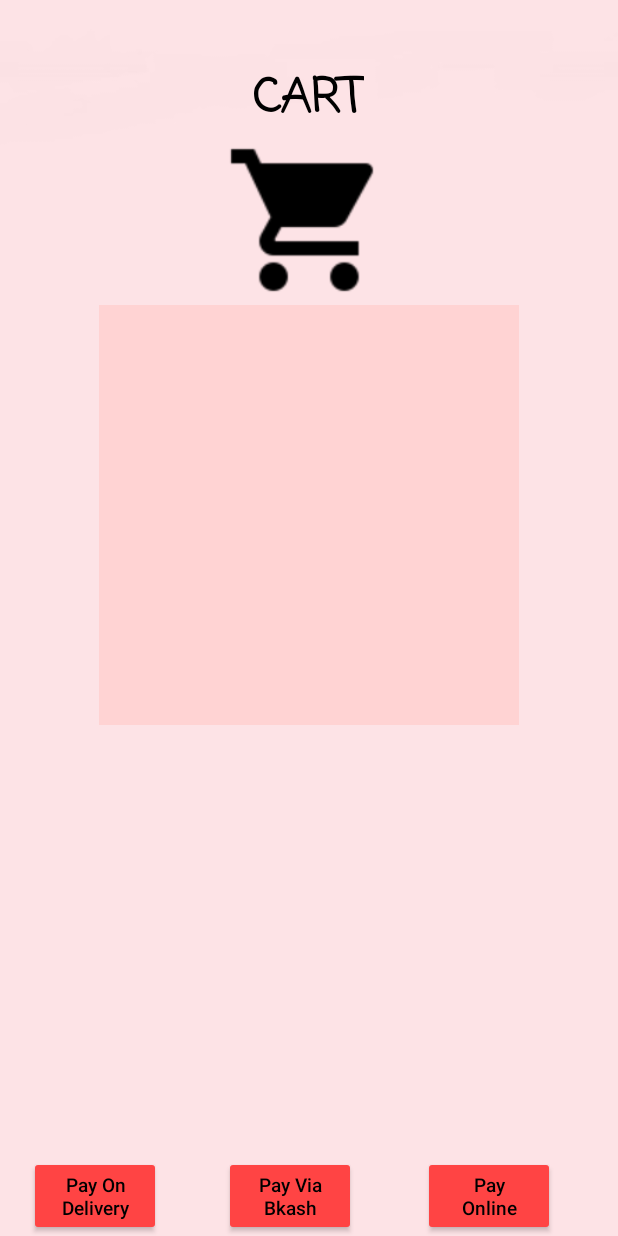
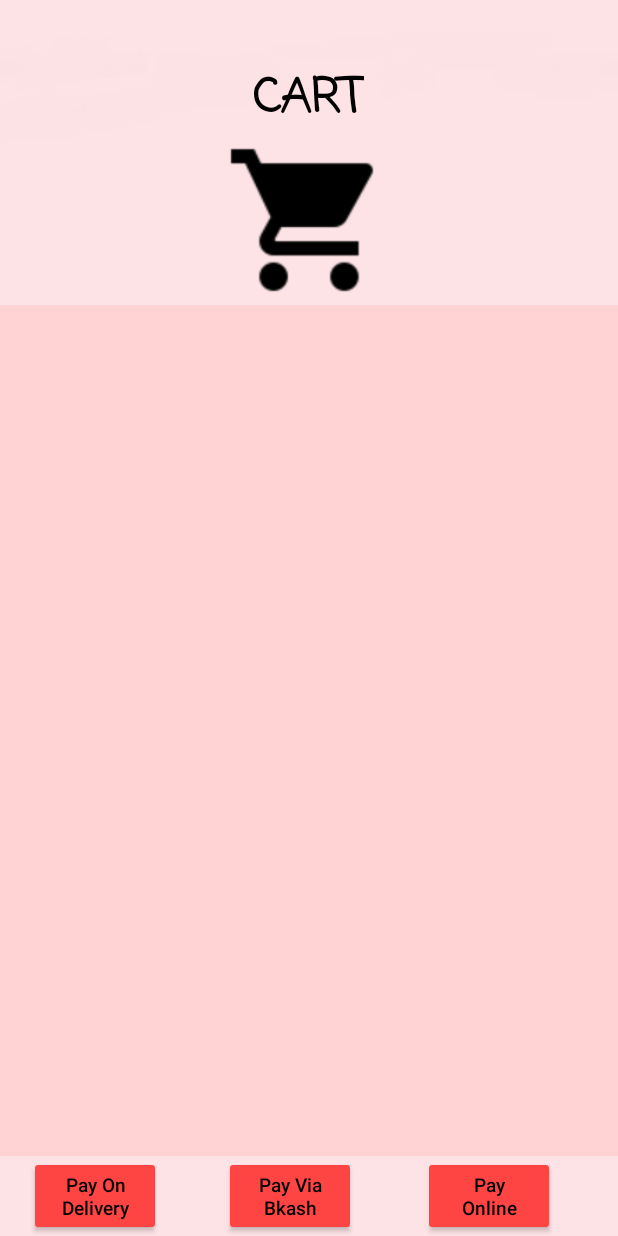
Before and after one commit to TasinIshmam/PrescripXIon2Module, an Android app: the CartActivity screen opened directly, with no data from a screen before it, on a phone screen of 412 x 824 dp. Run offline under Robolectric (Android 15) with nearby library versions, the phone set to English and light mode, and no system bars.

Commit message:
Changed layout

```diff
--- a/app/src/main/res/layout/activity_cart.xml
+++ b/app/src/main/res/layout/activity_cart.xml
@@ -74,9 +74,10 @@
 
     <android.support.v7.widget.RecyclerView
         android:id="@+id/recyclerCart"
-        android:layout_width="280dp"
-        android:layout_height="280dp"
+        android:layout_width="match_parent"
+        android:layout_height="wrap_content"
         android:layout_below="@+id/imageView"
+        android:layout_above="@+id/buttonBkash"
         android:layout_centerHorizontal="true"
         android:background="#ffd3d3"
         tools:listitem="@android:layout/simple_list_item_2" />
```
